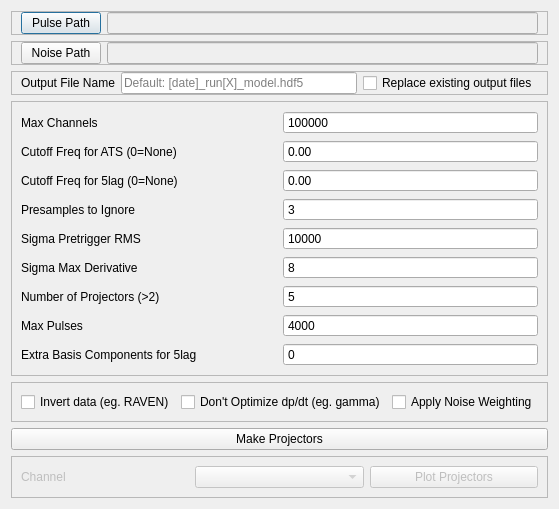
This is massGui/ui/ProjectorsGui.ui in gmondee/massGui as Qt 5 draws it before an edit. The edited form follows.
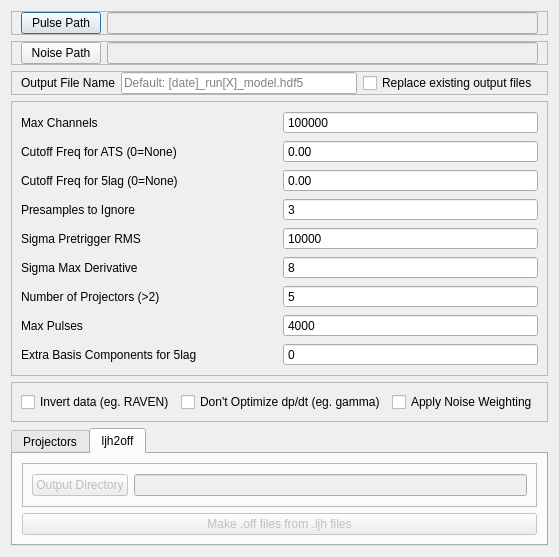
This is the edited form. The open tabs and pages were chosen to show the change.

Commit message: proj gui from massGui, draft for ljh2off addon

The edit to the form file:
```diff
--- a/massGui/ui/ProjectorsGui.ui
+++ b/massGui/ui/ProjectorsGui.ui
@@ -451,6 +451,19 @@
     </widget>
    </item>
    <item>
+    <widget class="QTabWidget" name="tabWidget">
+     <property name="enabled">
+      <bool>true</bool>
+     </property>
+     <property name="currentIndex">
+      <number>0</number>
+     </property>
+     <widget class="QWidget" name="tab">
+      <attribute name="title">
+       <string>Projectors</string>
+      </attribute>
+      <layout class="QVBoxLayout" name="verticalLayout_2">
+       <item>
     <widget class="QPushButton" name="startButton">
      <property name="text">
       <string>Make Projectors</string>
@@ -487,6 +500,74 @@
        </widget>
       </item>
      </layout>
+        </widget>
+       </item>
+      </layout>
+     </widget>
+     <widget class="QWidget" name="tab_2">
+      <attribute name="title">
+       <string>ljh2off</string>
+      </attribute>
+      <layout class="QVBoxLayout" name="verticalLayout_3">
+       <item>
+        <widget class="QFrame" name="frame_5">
+         <property name="enabled">
+          <bool>false</bool>
+         </property>
+         <property name="frameShape">
+          <enum>QFrame::StyledPanel</enum>
+         </property>
+         <property name="frameShadow">
+          <enum>QFrame::Raised</enum>
+         </property>
+         <layout class="QHBoxLayout" name="horizontalLayout_5">
+          <item>
+           <widget class="QPushButton" name="offOutputButton">
+            <property name="minimumSize">
+             <size>
+              <width>60</width>
+              <height>0</height>
+             </size>
+            </property>
+            <property name="toolTip">
+             <string>path a a single ljh file with pulses, other channel numbers will be found automatically</string>
+            </property>
+            <property name="statusTip">
+             <string/>
+            </property>
+            <property name="whatsThis">
+             <string/>
+            </property>
+            <property name="text">
+             <string>Output Directory</string>
+            </property>
+            <property name="flat">
+             <bool>false</bool>
+            </property>
+           </widget>
+          </item>
+          <item>
+           <widget class="QLineEdit" name="offOutputLineEdit">
+            <property name="enabled">
+             <bool>false</bool>
+            </property>
+           </widget>
+          </item>
+         </layout>
+        </widget>
+       </item>
+       <item>
+        <widget class="QPushButton" name="ljh2offButton">
+         <property name="enabled">
+          <bool>false</bool>
+         </property>
+         <property name="text">
+          <string>Make .off files from .ljh files</string>
+         </property>
+        </widget>
+       </item>
+      </layout>
+     </widget>
     </widget>
    </item>
   </layout>
```
Lines whose indentation alone changed are shown as unchanged. The commit also changes 3 other files.
